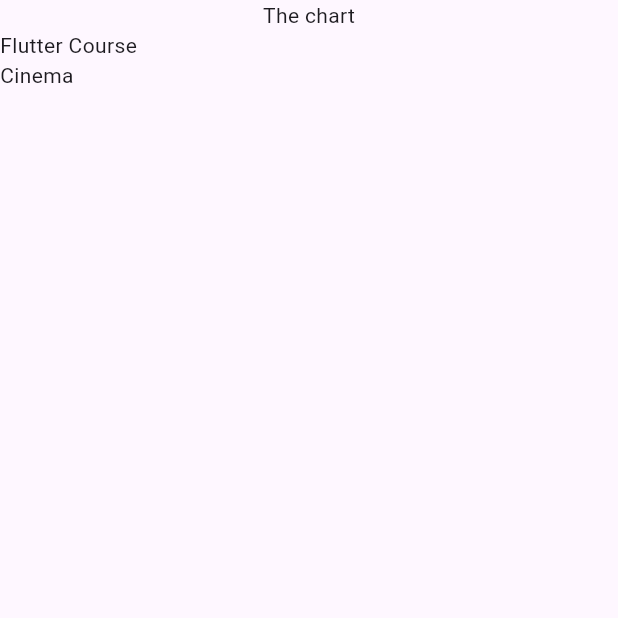
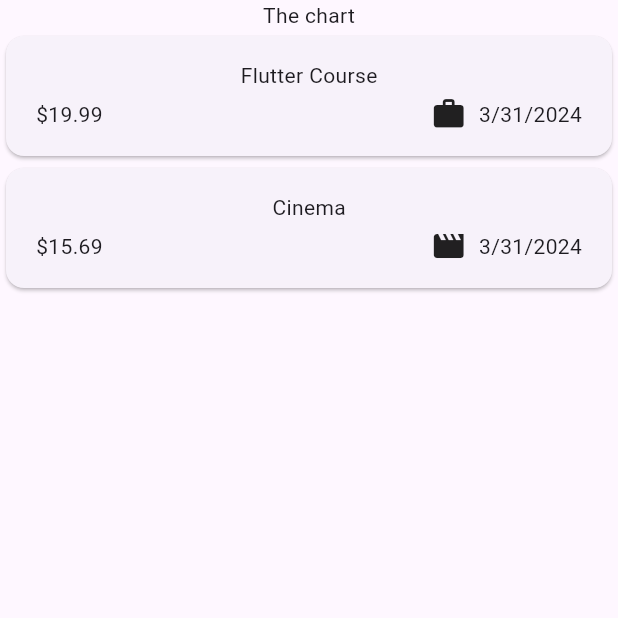
Before and after one commit to elvan/expense_tracker_app_flutter, a Flutter app: the screen it shows after launch, on a phone screen of 412 x 824 dp, the top half of it. Run offline on Flutter 3.47's test engine with Material 3 defaults, Android fonts, the phone set to English and light mode, and no system bars.

Commit message:
Enhance expense tracking with detailed item views
- Refactor expenses related files into the widgets directory for better organization
- Introduce ExpenseItem widget for a more detailed representation of expenses
- Incorporate category icons and formatting of expense dates using the intl package
- Adjust ExpensesList to use ExpenseItem for each expense, providing a richer UI
- Update the Expense model to include a method for formatted date strings
- Include necessary package additions in pubspec.yaml for date formatting

```diff
--- a/lib/main.dart
+++ b/lib/main.dart
@@ -1,4 +1,4 @@
-import 'package:expense_tracker/expenses.dart';
+import 'package:expense_tracker/widgets/expenses.dart';
 import 'package:flutter/material.dart';
 
 void main() {
--- a/lib/models/expense.dart
+++ b/lib/models/expense.dart
@@ -1,8 +1,19 @@
+import 'package:flutter/material.dart';
+import 'package:intl/intl.dart';
 import 'package:uuid/uuid.dart';
+
+final formatter = DateFormat.yMd();
 
 const uuid = Uuid();
 
 enum Category { food, travel, leisure, work }
+
+const categoryIcons = {
+  Category.food: Icons.lunch_dining,
+  Category.travel: Icons.flight_takeoff,
+  Category.leisure: Icons.movie,
+  Category.work: Icons.work,
+};
 
 class Expense {
   Expense({
@@ -17,4 +28,8 @@ class Expense {
   final double amount;
   final DateTime date;
   final Category category;
+
+  String get formattedDate {
+    return formatter.format(date);
+  }
 }
--- a/lib/expenses.dart
+++ b/lib/widgets/expenses.dart
@@ -1,5 +1,5 @@
-import 'package:expense_tracker/expenses_list.dart';
 import 'package:expense_tracker/models/expense.dart';
+import 'package:expense_tracker/widgets/expenses_list/expenses_list.dart';
 import 'package:flutter/material.dart';
 
 class Expenses extends StatefulWidget {
--- /dev/null
+++ b/lib/widgets/expenses_list/expense_item.dart
@@ -0,0 +1,39 @@
+import 'package:expense_tracker/models/expense.dart';
+import 'package:flutter/material.dart';
+
+class ExpenseItem extends StatelessWidget {
+  const ExpenseItem(this.expense, {super.key});
+
+  final Expense expense;
+
+  @override
+  Widget build(BuildContext context) {
+    return Card(
+      child: Padding(
+        padding: const EdgeInsets.symmetric(
+          horizontal: 20,
+          vertical: 16,
+        ),
+        child: Column(
+          children: [
+            Text(expense.title),
+            const SizedBox(height: 4),
+            Row(
+              children: [
+                Text('\$${expense.amount.toStringAsFixed(2)}'),
+                const Spacer(),
+                Row(
+                  children: [
+                    Icon(categoryIcons[expense.category]),
+                    const SizedBox(width: 8),
+                    Text(expense.formattedDate),
+                  ],
+                ),
+              ],
+            ),
+          ],
+        ),
+      ),
+    );
+  }
+}
--- a/lib/expenses_list.dart
+++ b/lib/widgets/expenses_list/expenses_list.dart
@@ -1,4 +1,5 @@
 import 'package:expense_tracker/models/expense.dart';
+import 'package:expense_tracker/widgets/expenses_list/expense_item.dart';
 import 'package:flutter/material.dart';
 
 class ExpensesList extends StatelessWidget {
@@ -13,7 +14,7 @@ class ExpensesList extends StatelessWidget {
   Widget build(BuildContext context) {
     return ListView.builder(
       itemCount: expenses.length,
-      itemBuilder: (ctx, index) => Text(expenses[index].title),
+      itemBuilder: (ctx, index) => ExpenseItem(expenses[index]),
     );
   }
 }
--- a/pubspec.yaml
+++ b/pubspec.yaml
@@ -35,6 +35,7 @@ dependencies:
   # Use with the CupertinoIcons class for iOS style icons.
   cupertino_icons: ^1.0.2
   uuid: ^3.0.7
+  intl: ^0.18.0
 
 dev_dependencies:
   flutter_test:
```
